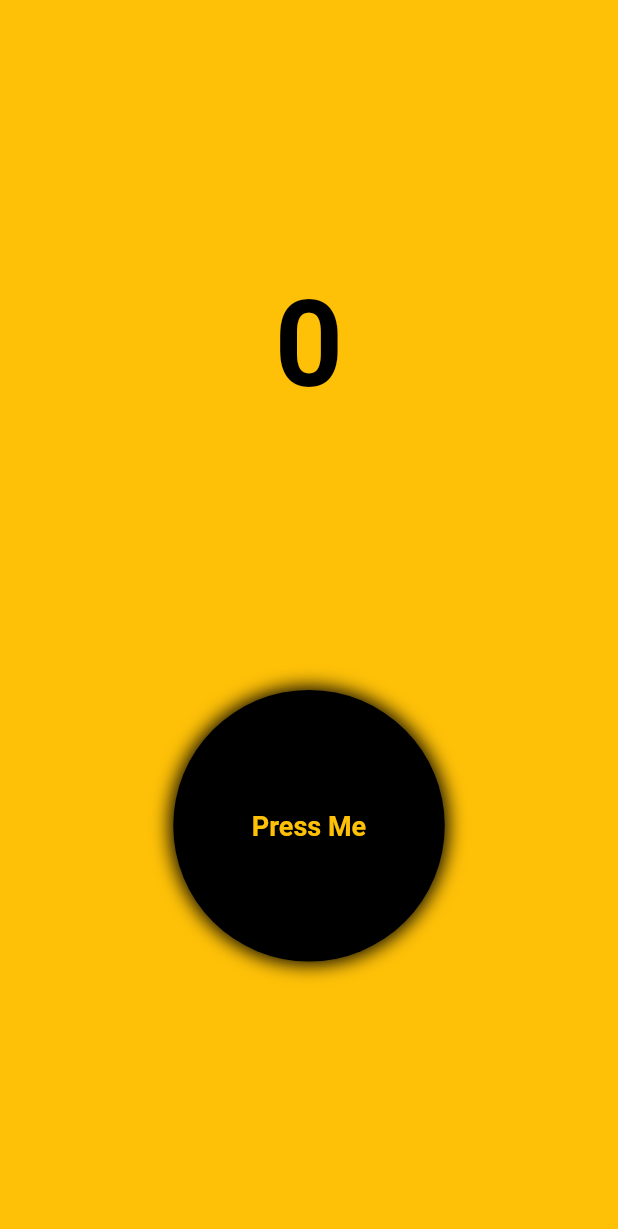
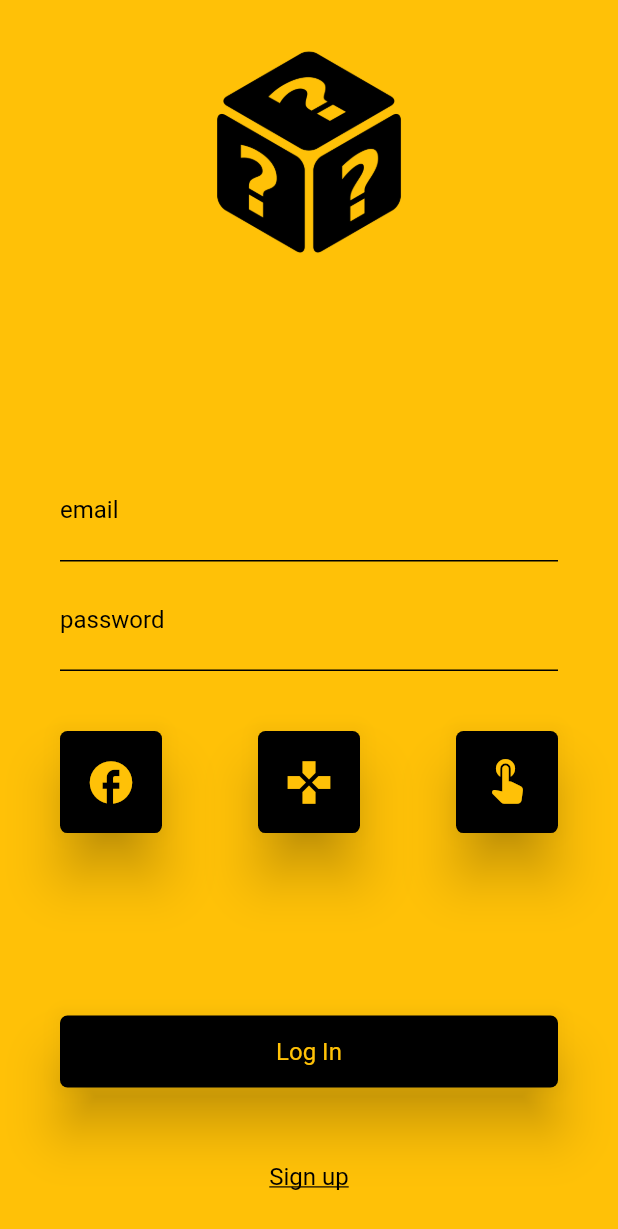
Before and after one commit to cesn4/block_test, a Flutter app: the screen it shows after launch, on a phone screen of 412 x 824 dp. Shown: the top 1229 px of the screen. Run offline on Flutter 3.47's test engine with Material 2 defaults, Android fonts, the phone set to English and light mode, and no system bars; our stand-ins replace bloc, flutter_bloc.

Commit message:
login view

```diff
--- a/lib/counter/counter.dart
+++ /dev/null
@@ -1,2 +0,0 @@
-export 'bloc/counter_bloc.dart';
-export 'view/view.dart';
--- a/lib/counter/view/view.dart
+++ /dev/null
@@ -1,2 +0,0 @@
-export './counter_page.dart';
-export './counter_view.dart';
--- /dev/null
+++ b/lib/login/login_page.dart
@@ -0,0 +1,16 @@
+import 'package:block_test/login/bloc/login_bloc.dart';
+import 'package:block_test/login/views/login_view.dart';
+import 'package:flutter/material.dart';
+import 'package:flutter_bloc/flutter_bloc.dart';
+
+class LoginPage extends StatelessWidget {
+  const LoginPage({Key? key}) : super(key: key);
+
+  @override
+  Widget build(BuildContext context) {
+    return BlocProvider(
+      create: (context) => LoginBloc(),
+      child: const LoginView(),
+    );
+  }
+}
--- /dev/null
+++ b/lib/login/views/login_view.dart
@@ -0,0 +1,76 @@
+import 'package:block_test/widgets/buttons/basic_button.dart';
+import 'package:block_test/widgets/buttons/basic_icon_button.dart';
+import 'package:block_test/widgets/buttons/basic_text_button.dart';
+import 'package:block_test/widgets/extensions/base_extension.dart';
+import 'package:block_test/widgets/inputs/basic_text_field.dart';
+import 'package:block_test/widgets/layout/main_layout.dart';
+import 'package:flutter/material.dart';
+
+class LoginView extends StatelessWidget with BaseExtension {
+  const LoginView({Key? key}) : super(key: key);
+
+  @override
+  Widget build(BuildContext context) {
+    return MainLayout(
+      child: Center(
+        child: Column(
+          mainAxisSize: MainAxisSize.max,
+          mainAxisAlignment: MainAxisAlignment.spaceBetween,
+          children: [
+            Image.asset('assets/icons/logo.png',
+                height: maxHeight(context) * 0.2),
+            Column(
+              mainAxisSize: MainAxisSize.min,
+              children: [
+                BasicTextField(
+                  label: 'email',
+                  onChanged: (e) => print(e),
+                  errorText: null,
+                ),
+                const SizedBox(
+                  height: 5,
+                ),
+                BasicTextField(
+                  label: 'password',
+                  onChanged: (e) => print(e),
+                  errorText: null,
+                  obscureText: true,
+                ),
+                const SizedBox(
+                  height: 40,
+                ),
+                Row(
+                  mainAxisAlignment: MainAxisAlignment.spaceBetween,
+                  children: [
+                    BasicIconButton(
+                      icon: Icons.facebook,
+                      onPressed: () => print("facebook"),
+                    ),
+                    BasicIconButton(
+                      icon: Icons.gamepad,
+                      onPressed: () => print("google"),
+                    ),
+                    BasicIconButton(
+                      icon: Icons.touch_app_rounded,
+                      onPressed: () => print("apple"),
+                    ),
+                  ],
+                ),
+              ],
+            ),
+            Column(
+              mainAxisSize: MainAxisSize.min,
+              children: [
+                BasicButton(onPressed: () {}, label: 'Log In'),
+                const SizedBox(
+                  height: 40,
+                ),
+                BasicTextButton(onPressed: () {}, label: 'Sign up')
+              ],
+            )
+          ],
+        ),
+      ),
+    );
+  }
+}
--- a/lib/main.dart
+++ b/lib/main.dart
@@ -1,6 +1,5 @@
+import 'package:block_test/login/login_page.dart';
 import 'package:flutter/material.dart';
-
-import 'counter/counter.dart';
 
 void main() {
   runApp(const MyApp());
@@ -17,6 +16,6 @@ class MyApp extends StatelessWidget {
         theme: ThemeData(
             colorScheme: const ColorScheme.dark()
                 .copyWith(primary: Colors.amber, secondary: Colors.black)),
-        home: const CounterPage());
+        home: const LoginPage());
   }
 }
--- /dev/null
+++ b/lib/widgets/buttons/basic_button.dart
@@ -0,0 +1,48 @@
+import 'package:block_test/widgets/extensions/base_extension.dart';
+import 'package:flutter/material.dart';
+
+class BasicButton extends StatelessWidget with BaseExtension {
+  final void Function() onPressed;
+  final String label;
+  final bool isDisabled;
+  const BasicButton(
+      {Key? key,
+      required this.onPressed,
+      this.isDisabled = false,
+      required this.label})
+      : super(key: key);
+
+  @override
+  Widget build(BuildContext context) {
+    var borderRadius = const BorderRadius.all(Radius.circular(5));
+    return Row(
+      mainAxisSize: MainAxisSize.max,
+      children: [
+        Expanded(
+          child: Material(
+            borderOnForeground: false,
+            shadowColor: colors(context).secondary,
+            borderRadius: borderRadius,
+            elevation: 15,
+            color: isDisabled
+                ? colors(context).secondary.withOpacity(0.7)
+                : colors(context).secondary,
+            child: InkWell(
+              onTap: isDisabled ? () {} : onPressed,
+              borderRadius: borderRadius,
+              child: Container(
+                alignment: Alignment.center,
+                height: 48,
+                child: Text(
+                  label,
+                  style:
+                      TextStyle(fontSize: 16, color: colors(context).primary),
+                ),
+              ),
+            ),
+          ),
+        ),
+      ],
+    );
+  }
+}
--- /dev/null
+++ b/lib/widgets/buttons/basic_icon_button.dart
@@ -0,0 +1,33 @@
+import 'package:block_test/widgets/extensions/base_extension.dart';
+import 'package:flutter/material.dart';
+
+class BasicIconButton extends StatelessWidget with BaseExtension {
+  final IconData icon;
+  final void Function() onPressed;
+  const BasicIconButton({Key? key, required this.icon, required this.onPressed})
+      : super(key: key);
+
+  @override
+  Widget build(BuildContext context) {
+    return Material(
+      elevation: 15,
+      borderRadius: const BorderRadius.all(Radius.circular(5)),
+      color: colors(context).secondary,
+      shadowColor: colors(context).secondary,
+      child: InkWell(
+        onTap: onPressed,
+        borderRadius: const BorderRadius.all(Radius.circular(5)),
+        child: Container(
+          height: 68,
+          width: 68,
+          alignment: Alignment.center,
+          child: Icon(
+            icon,
+            size: 34,
+            color: colors(context).primary,
+          ),
+        ),
+      ),
+    );
+  }
+}
--- /dev/null
+++ b/lib/widgets/buttons/basic_text_button.dart
@@ -0,0 +1,33 @@
+import 'package:block_test/widgets/extensions/base_extension.dart';
+import 'package:flutter/material.dart';
+
+class BasicTextButton extends StatelessWidget with BaseExtension {
+  final void Function() onPressed;
+  final String label;
+  const BasicTextButton(
+      {Key? key, required this.onPressed, required this.label})
+      : super(key: key);
+
+  @override
+  Widget build(BuildContext context) {
+    return Material(
+      color: Colors.transparent,
+      child: InkWell(
+        onTap: onPressed,
+        splashColor: colors(context).secondary.withOpacity(0.1),
+        highlightColor: colors(context).secondary.withOpacity(0.1),
+        borderRadius: const BorderRadius.all(Radius.circular(5)),
+        child: Padding(
+          padding: const EdgeInsets.symmetric(vertical: 10, horizontal: 20),
+          child: Text(
+            label,
+            style: TextStyle(
+                fontSize: 16,
+                color: colors(context).secondary,
+                decoration: TextDecoration.underline),
+          ),
+        ),
+      ),
+    );
+  }
+}
--- a/lib/widgets/extensions/base_extension.dart
+++ b/lib/widgets/extensions/base_extension.dart
@@ -1,6 +1,22 @@
 import 'package:flutter/material.dart';
 
 class BaseExtension {
+  ColorScheme colors(BuildContext context) {
+    return Theme.of(context).colorScheme;
+  }
+
+  double maxHeight(BuildContext context) {
+    final mediaQuery = MediaQuery.of(context);
+    final topSafeArea = mediaQuery.padding.top;
+    final bottomSafeArea = mediaQuery.padding.bottom;
+    return mediaQuery.size.height - topSafeArea - bottomSafeArea;
+  }
+
+  double maxWidth(BuildContext context) {
+    final mediaQuery = MediaQuery.of(context);
+    return mediaQuery.size.width;
+  }
+
   void showSnackBar(BuildContext context, String message) {
     final colorScheme = Theme.of(context).colorScheme;
     final snackBar = SnackBar(
--- /dev/null
+++ b/lib/widgets/inputs/basic_text_field.dart
@@ -0,0 +1,36 @@
+import 'package:block_test/widgets/extensions/base_extension.dart';
+import 'package:flutter/material.dart';
+
+class BasicTextField extends StatelessWidget with BaseExtension {
+  final String label;
+  final void Function(String) onChanged;
+  final String? errorText;
+  final bool obscureText;
+  const BasicTextField({
+    Key? key,
+    required this.label,
+    required this.onChanged,
+    required this.errorText,
+    this.obscureText = false,
+  }) : super(key: key);
+
+  @override
+  Widget build(BuildContext context) {
+    return TextField(
+      obscureText: false,
+      style: TextStyle(color: colors(context).secondary, fontSize: 24),
+      onChanged: onChanged,
+      decoration: InputDecoration(
+        labelText: label,
+        labelStyle: TextStyle(color: colors(context).secondary, fontSize: 16),
+        errorText: errorText,
+        enabledBorder: UnderlineInputBorder(
+          borderSide: BorderSide(color: colors(context).secondary),
+        ),
+        focusedBorder: UnderlineInputBorder(
+          borderSide: BorderSide(color: colors(context).secondary),
+        ),
+      ),
+    );
+  }
+}
--- /dev/null
+++ b/lib/widgets/layout/main_layout.dart
@@ -0,0 +1,36 @@
+import 'package:block_test/widgets/extensions/base_extension.dart';
+import 'package:flutter/material.dart';
+import 'package:flutter/services.dart';
+
+class MainLayout extends StatelessWidget with BaseExtension {
+  final Widget child;
+  const MainLayout({Key? key, required this.child}) : super(key: key);
+
+  @override
+  Widget build(BuildContext context) {
+    var currentFocus = FocusScope.of(context);
+    return Scaffold(
+      backgroundColor: colors(context).primary,
+      body: GestureDetector(
+        onTap: () {
+          if (!currentFocus.hasPrimaryFocus) {
+            currentFocus.unfocus();
+          }
+        },
+        child: AnnotatedRegion<SystemUiOverlayStyle>(
+          value: SystemUiOverlayStyle.dark,
+          child: SafeArea(
+            child: SingleChildScrollView(
+              child: Container(
+                  padding:
+                      const EdgeInsets.symmetric(vertical: 20, horizontal: 40),
+                  width: maxWidth(context),
+                  height: maxHeight(context),
+                  child: child),
+            ),
+          ),
+        ),
+      ),
+    );
+  }
+}
--- a/pubspec.yaml
+++ b/pubspec.yaml
@@ -39,8 +39,8 @@ flutter:
   uses-material-design: true
 
   # To add assets to your application, add an assets section, like this:
-  # assets:
-  #   - images/a_dot_burr.jpeg
+  assets:
+    - assets/icons/
   #   - images/a_dot_ham.jpeg
 
   # An image asset can refer to one or more resolution-specific "variants", see
```
Also changed, not shown: assets/icons/logo.png (added), lib/counter/counter_page.dart (renamed from lib/counter/view/counter_page.dart).
